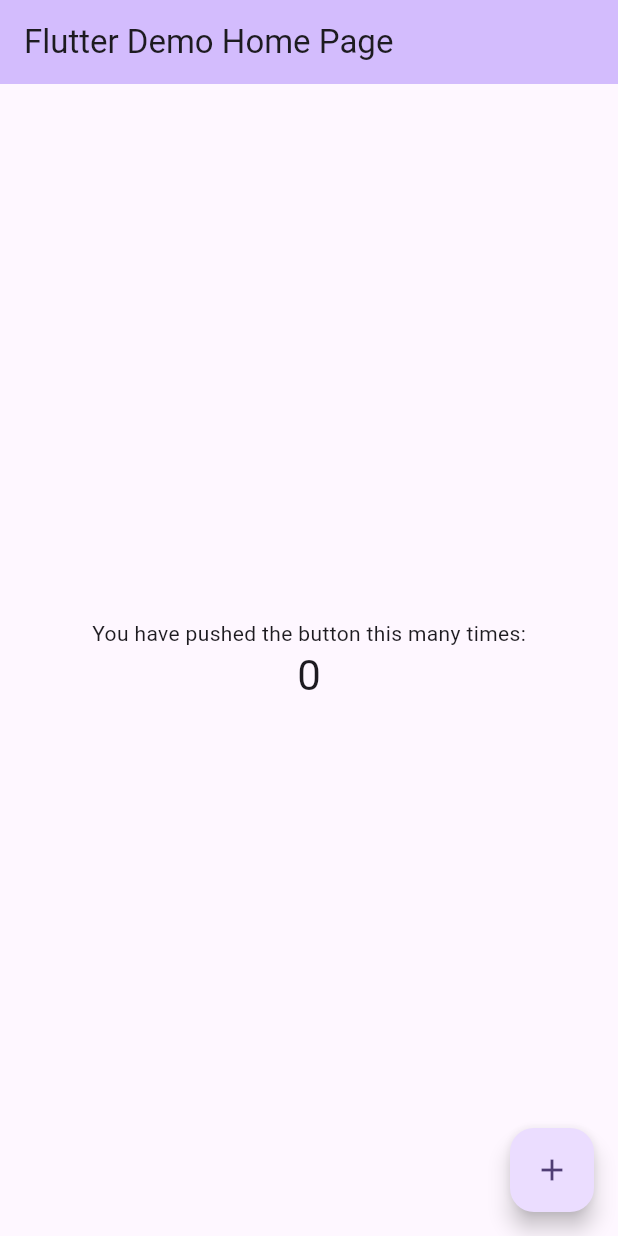
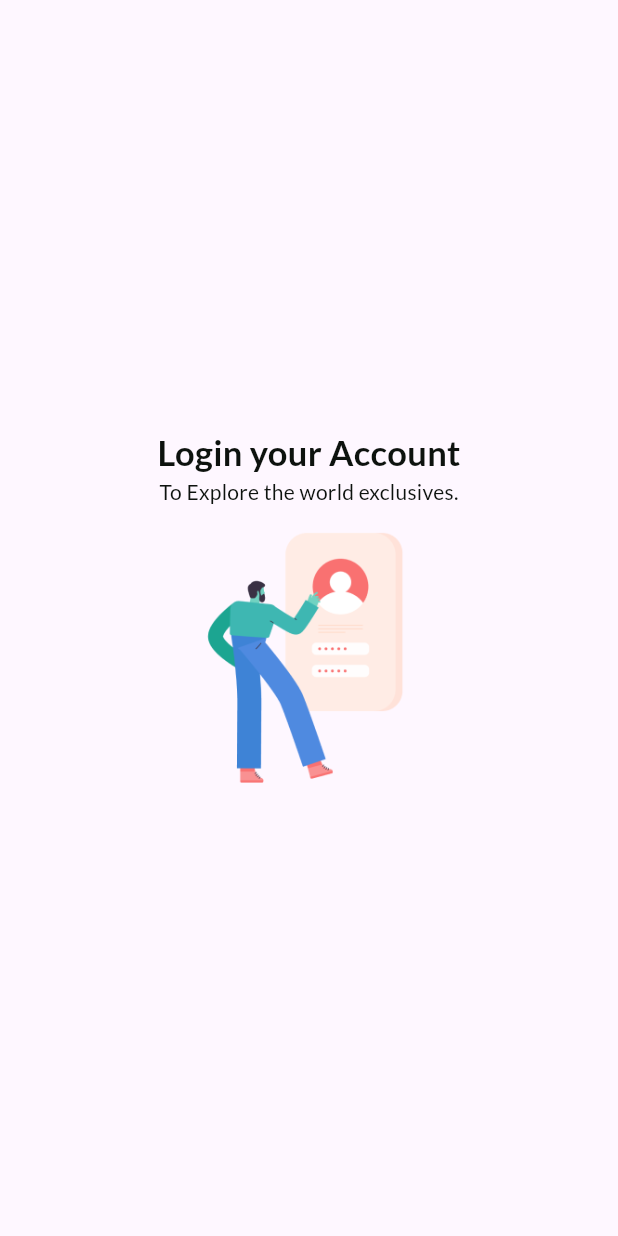
Before and after one commit to katawutuio/aisat_store_app, a Flutter app: the screen it shows after launch, on a phone screen of 412 x 824 dp. Run offline on Flutter 3.47's test engine with Material 3 defaults, Android fonts, the phone set to English and light mode, and no system bars; our stand-ins replace google_fonts.

Commit message:
Create login screen
- สร้าง views directory
- สร้าง dart file เพื่อเป็น screen
- import stateless widget
- use scaffold widget
-  จัด layout ด้วย Center, Column widget
- ใส่ widget ต่าง ๆ Text, Image
- use google font ใน widget
- จัด style ใน widget
- import หน้า login เข้ามาที่ main

```diff
--- a/lib/main.dart
+++ b/lib/main.dart
@@ -1,3 +1,4 @@
+import 'package:aisat_store_app/views/screens/authentication_screen/login_screen.dart';
 import 'package:flutter/material.dart';
 
 void main() {
@@ -31,95 +32,7 @@
         colorScheme: ColorScheme.fromSeed(seedColor: Colors.deepPurple),
         useMaterial3: true,
       ),
-      home: const MyHomePage(title: 'Flutter Demo Home Page'),
+      home: LoginScreen(),
     );
   }
 }
-
-class MyHomePage extends StatefulWidget {
-  const MyHomePage({super.key, required this.title});
-
-  // This widget is the home page of your application. It is stateful, meaning
-  // that it has a State object (defined below) that contains fields that affect
-  // how it looks.
-
-  // This class is the configuration for the state. It holds the values (in this
-  // case the title) provided by the parent (in this case the App widget) and
-  // used by the build method of the State. Fields in a Widget subclass are
-  // always marked "final".
-
-  final String title;
-
-  @override
-  State<MyHomePage> createState() => _MyHomePageState();
-}
-
-class _MyHomePageState extends State<MyHomePage> {
-  int _counter = 0;
-
-  void _incrementCounter() {
-    setState(() {
-      // This call to setState tells the Flutter framework that something has
-      // changed in this State, which causes it to rerun the build method below
-      // so that the display can reflect the updated values. If we changed
-      // _counter without calling setState(), then the build method would not be
-      // called again, and so nothing would appear to happen.
-      _counter++;
-    });
-  }
-
-  @override
-  Widget build(BuildContext context) {
-    // This method is rerun every time setState is called, for instance as done
-    // by the _incrementCounter method above.
-    //
-    // The Flutter framework has been optimized to make rerunning build methods
-    // fast, so that you can just rebuild anything that needs updating rather
-    // than having to individually change instances of widgets.
-    return Scaffold(
-      appBar: AppBar(
-        // TRY THIS: Try changing the color here to a specific color (to
-        // Colors.amber, perhaps?) and trigger a hot reload to see the AppBar
-        // change color while the other colors stay the same.
-        backgroundColor: Theme.of(context).colorScheme.inversePrimary,
-        // Here we take the value from the MyHomePage object that was created by
-        // the App.build method, and use it to set our appbar title.
-        title: Text(widget.title),
-      ),
-      body: Center(
-        // Center is a layout widget. It takes a single child and positions it
-        // in the middle of the parent.
-        child: Column(
-          // Column is also a layout widget. It takes a list of children and
-          // arranges them vertically. By default, it sizes itself to fit its
-          // children horizontally, and tries to be as tall as its parent.
-          //
-          // Column has various properties to control how it sizes itself and
-          // how it positions its children. Here we use mainAxisAlignment to
-          // center the children vertically; the main axis here is the vertical
-          // axis because Columns are vertical (the cross axis would be
-          // horizontal).
-          //
-          // TRY THIS: Invoke "debug painting" (choose the "Toggle Debug Paint"
-          // action in the IDE, or press "p" in the console), to see the
-          // wireframe for each widget.
-          mainAxisAlignment: MainAxisAlignment.center,
-          children: <Widget>[
-            const Text(
-              'You have pushed the button this many times:',
-            ),
-            Text(
-              '$_counter',
-              style: Theme.of(context).textTheme.headlineMedium,
-            ),
-          ],
-        ),
-      ),
-      floatingActionButton: FloatingActionButton(
-        onPressed: _incrementCounter,
-        tooltip: 'Increment',
-        child: const Icon(Icons.add),
-      ), // This trailing comma makes auto-formatting nicer for build methods.
-    );
-  }
-}
--- /dev/null
+++ b/lib/views/screens/authentication_screen/login_screen.dart
@@ -0,0 +1,39 @@
+import 'package:flutter/material.dart';
+import 'package:google_fonts/google_fonts.dart';
+
+class LoginScreen extends StatelessWidget {
+  const LoginScreen({super.key});
+
+  @override
+  Widget build(BuildContext context) {
+    return Scaffold(
+      body: Center(
+        child: Column(
+          mainAxisAlignment: MainAxisAlignment.center,
+          children: [
+            Text(
+              "Login your Account",
+              style: GoogleFonts.getFont(
+                'Lato',
+                color: Color(0xFF0d120E),
+                fontWeight: FontWeight.bold,
+                letterSpacing: 0.2,
+                fontSize: 23,
+              ),
+            ),
+            Text(
+              "To Explore the world exclusives.",
+              style: GoogleFonts.getFont('Lato',
+                  color: Color(0xFF0d120E), fontSize: 14, letterSpacing: 0.2),
+            ),
+            Image.asset(
+              'assets/images/Illustration.png',
+              width: 200,
+              height: 200,
+            )
+          ],
+        ),
+      ),
+    );
+  }
+}
```
